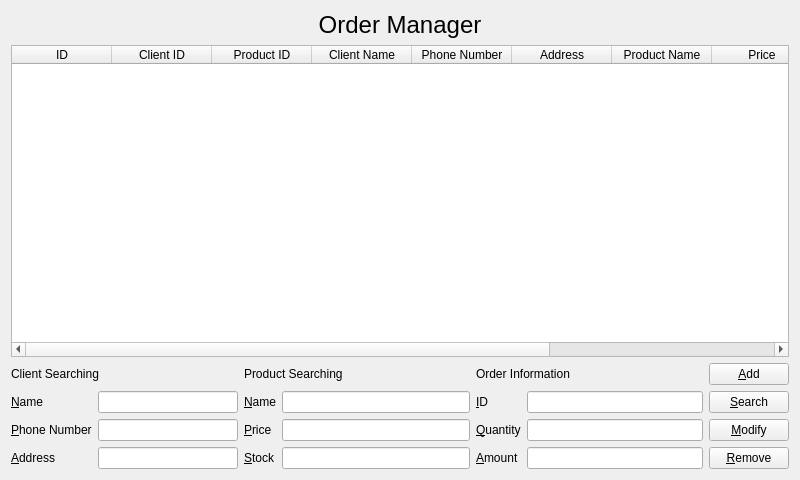
This is orderform.ui in ChunJeong27/CRMMiniProject as Qt 5 draws it before an edit. The edited form follows.
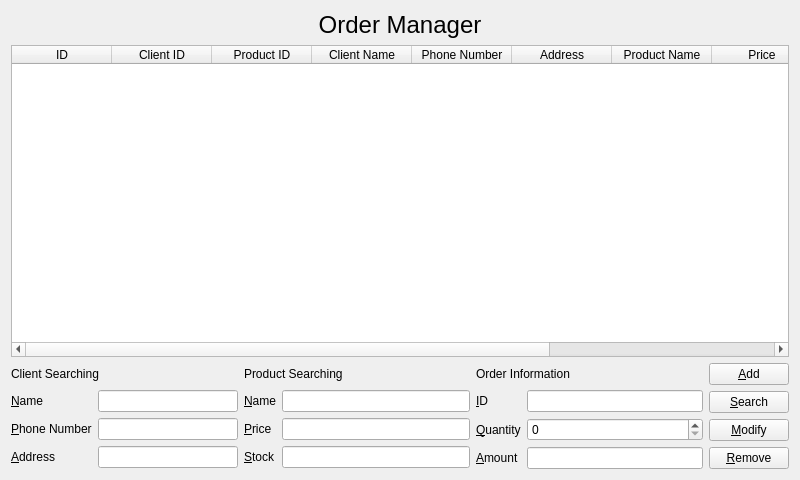
This is the edited form.

Commit message: clientForm 최적화 및 productForm, searchingDialog에 적용

Patch:
```diff
--- a/orderform.ui
+++ b/orderform.ui
@@ -13,7 +13,7 @@
   <property name="windowTitle">
    <string>Form</string>
   </property>
-  <layout class="QVBoxLayout" name="verticalLayout_5">
+  <layout class="QVBoxLayout" name="verticalLayout">
    <item>
     <widget class="QLabel" name="label_5">
      <property name="font">
@@ -86,16 +86,30 @@
    <item>
     <layout class="QHBoxLayout" name="horizontalLayout">
      <item>
-      <layout class="QVBoxLayout" name="verticalLayout">
-       <item>
+      <layout class="QGridLayout" name="gridLayout_2">
+       <item row="0" column="1">
+        <widget class="QLabel" name="label_7">
+         <property name="text">
+          <string>Product Searching</string>
+         </property>
+        </widget>
+       </item>
+       <item row="0" column="2">
+        <widget class="QLabel" name="label">
+         <property name="text">
+          <string>Order Information</string>
+         </property>
+        </widget>
+       </item>
+       <item row="0" column="0">
         <widget class="QLabel" name="label_6">
          <property name="text">
           <string>Client Searching</string>
          </property>
         </widget>
        </item>
-       <item>
-        <layout class="QFormLayout" name="formLayout">
+       <item row="1" column="0">
+        <layout class="QFormLayout" name="formLayout_2">
          <item row="0" column="0">
           <widget class="QLabel" name="label_2">
            <property name="text">
@@ -145,19 +159,8 @@
          </item>
         </layout>
        </item>
-      </layout>
-     </item>
-     <item>
-      <layout class="QVBoxLayout" name="verticalLayout_2">
-       <item>
-        <widget class="QLabel" name="label_7">
-         <property name="text">
-          <string>Product Searching</string>
-         </property>
-        </widget>
-       </item>
-       <item>
-        <layout class="QFormLayout" name="formLayout_2">
+       <item row="1" column="1">
+        <layout class="QFormLayout" name="formLayout_3">
          <item row="0" column="0">
           <widget class="QLabel" name="label_9">
            <property name="text">
@@ -207,19 +210,8 @@
          </item>
         </layout>
        </item>
-      </layout>
-     </item>
-     <item>
-      <layout class="QVBoxLayout" name="verticalLayout_3">
-       <item>
-        <widget class="QLabel" name="label">
-         <property name="text">
-          <string>Order Information</string>
-         </property>
-        </widget>
-       </item>
-       <item>
-        <layout class="QFormLayout" name="formLayout_3">
+       <item row="1" column="2">
+        <layout class="QFormLayout" name="formLayout">
          <item row="0" column="0">
           <widget class="QLabel" name="label_8">
            <property name="text">
@@ -243,12 +235,19 @@
             <string>&amp;Quantity</string>
            </property>
            <property name="buddy">
-            <cstring>quantityLineEdit</cstring>
+            <cstring>quantitySpinBox</cstring>
            </property>
           </widget>
          </item>
          <item row="1" column="1">
-          <widget class="QLineEdit" name="quantityLineEdit"/>
+          <widget class="QSpinBox" name="quantitySpinBox">
+           <property name="minimumSize">
+            <size>
+             <width>120</width>
+             <height>0</height>
+            </size>
+           </property>
+          </widget>
          </item>
          <item row="2" column="0">
           <widget class="QLabel" name="label_13">
@@ -272,8 +271,6 @@
       </layout>
      </item>
      <item>
-      <layout class="QVBoxLayout" name="verticalLayout_4">
-       <item>
         <layout class="QGridLayout" name="gridLayout">
          <item row="0" column="0">
           <widget class="QPushButton" name="addPushButton">
@@ -302,8 +299,6 @@
             <string>&amp;Remove</string>
            </property>
           </widget>
-         </item>
-        </layout>
        </item>
       </layout>
      </item>
```
Lines whose indentation alone changed are shown as unchanged. The commit also changes 13 other files.
